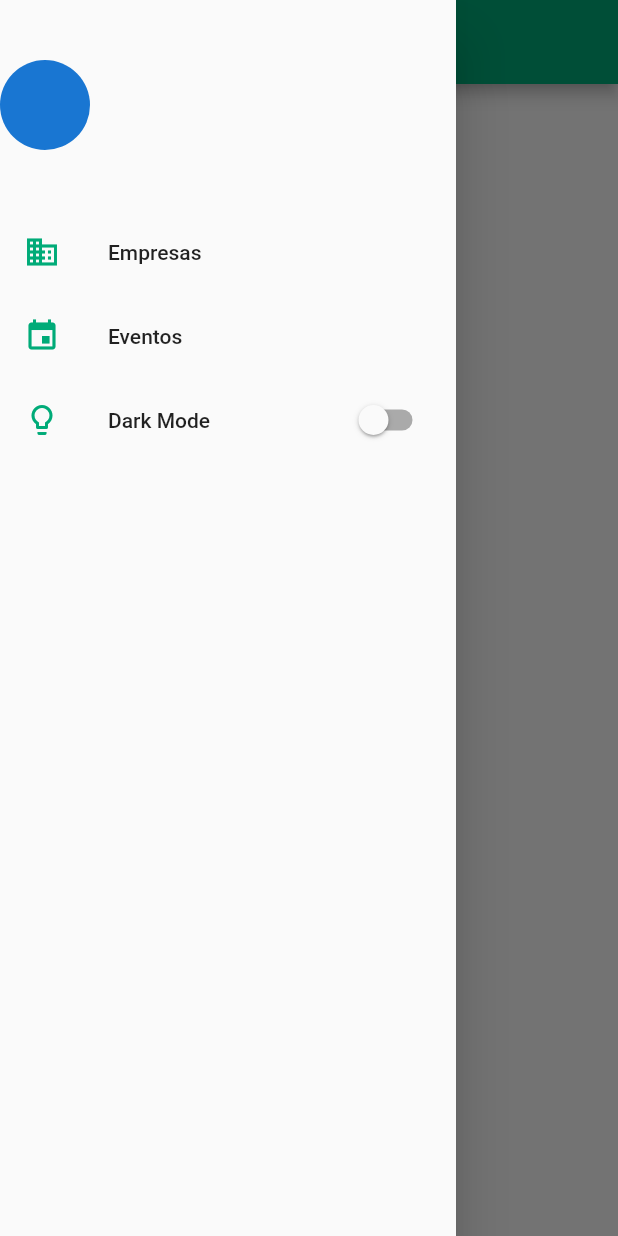
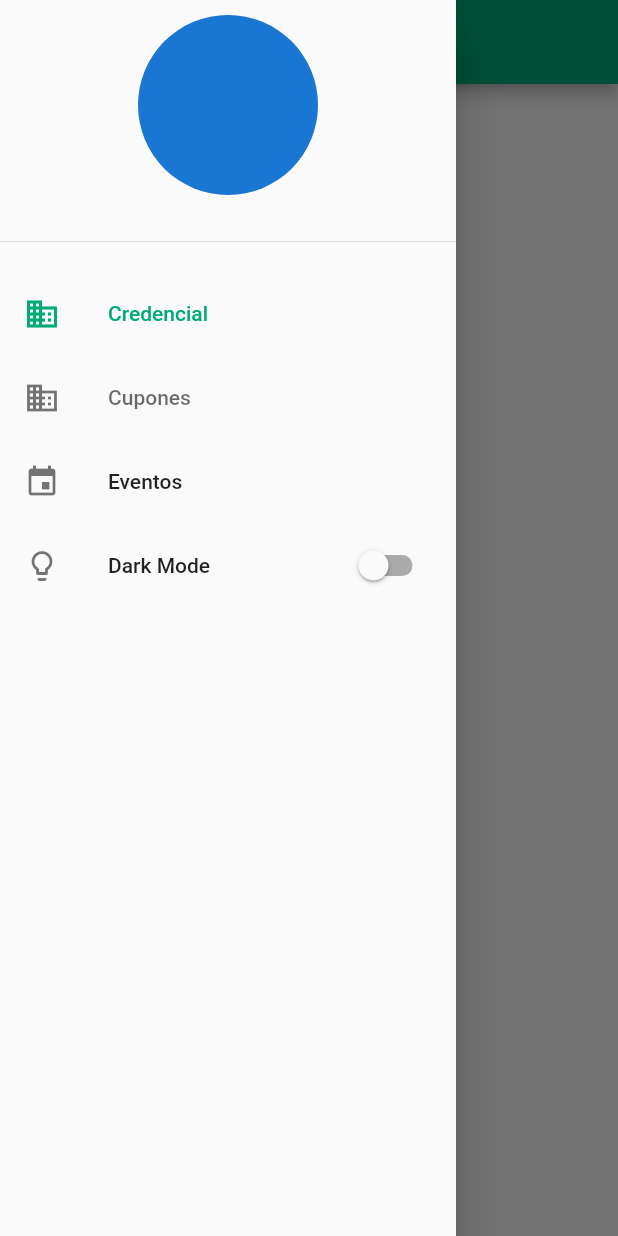
Before and after one commit to AlejandroPech/credencializacion_digital, a Flutter app: the EmpresaPage screen opened by its route, with the side drawer open, on a phone screen of 412 x 824 dp. Run offline on Flutter 3.47's test engine with Material 2 defaults, Android fonts, the phone set to English and light mode, and no system bars; our stand-ins replace dio, flutter_html, shared_preferences; missing offline and left inert: flutter_microsoft_authentication; accounts and stored records are empty; network calls fail.

Commit message:
avances de respuesta al nuevo cupon

```diff
--- a/lib/src/pages/empresas_page.dart
+++ b/lib/src/pages/empresas_page.dart
@@ -28,7 +28,7 @@ class _EmpresaPageState extends State<EmpresaPage> {
   //localhost ios 127.0.0.1
   //localhost Android 10.0.2.2
 
-  final String baseurl = "http://192.168.54.100:9097/api";
+  final String baseurl = "http://192.168.54.102:9097/api";
 
   void _dataFromApi() async {
     final Dio dio = new Dio();
@@ -95,14 +95,14 @@ class Carditem extends StatelessWidget {
 
   @override
   Widget build(BuildContext context) {
-    final String baseurl = "http://192.168.54.100:9097/api";
+    final String baseurl = "http://192.168.54.102:9097/api";
     return Card(
       child: Center(
         child: Column(
           children: <Widget>[
             Expanded(
-              child: Image.network(
-                "$baseurl/empresas/image?nombreArchivo=${this.image}",
+              child: Image.memory(
+                base64Decode("${this.image}"),
                 fit: BoxFit.cover,
               ),
             ),
--- a/lib/src/services/microsoft_service.dart
+++ b/lib/src/services/microsoft_service.dart
@@ -93,6 +93,7 @@ class MicrosoftService{
       });
       final json=jsonDecode(response.body);
       prefUser.nombreUsuario=json['displayName'];
+      // var cosa=json['officeLocation'];
       prefUser.identificadorUsuario=json['mail'].toString().substring(0,8);
     }else{
       final url='https://api.utmetropolitana.edu.mx/api/Empleados/Get?correoinstitucional='+usuariocorreo;
--- a/lib/src/widgets/menu_widget.dart
+++ b/lib/src/widgets/menu_widget.dart
@@ -18,24 +18,54 @@ class MenuWidget extends StatelessWidget {
     final appTheme = Provider.of<ThemeChanger>(context);
     return Drawer(
       child: Container(
+        // margin: EdgeInsets.symmetric(horizontal: 10),
+        // color: appTheme.currentTheme.accentColor.withAlpha(75),
         child: ListView(
           children: [
-            buildHeader(
-              name: prefUser.nombreUsuario,
-              onClicked:()=>Navigator.pushReplacementNamed(context, CredencialPage.routeName),
+            DrawerHeader(
+          //     decoration: BoxDecoration(
+          //       gradient: LinearGradient(
+          //   begin: Alignment.topRight,
+          //   end: Alignment.bottomLeft,
+          //   // stops: [0.5,1],
+          //   colors: [appTheme.currentTheme.accentColor,appTheme.currentTheme.scaffoldBackgroundColor,appTheme.currentTheme.accentColor]
+          // )
+              // ),
+              margin: EdgeInsets.only(bottom: 20),
+              padding: EdgeInsets.all(10),
+              child: Container(
+                // color:appTheme.currentTheme.accentColor,
+                // margin: EdgeInsets.symmetric(horizontal: 15),
+                child: Column(
+                  children: [
+                    CircleAvatar(radius: 60, backgroundImage: MemoryImage(Uint8List.fromList(prefUser.imagenUsuario.codeUnits))),
+                    Expanded(child: Text(prefUser.nombreUsuario,textAlign: TextAlign.center,maxLines: 2,)),
+                  ],
+                ),
+              )),
+            // buildHeader(
+            //   name: prefUser.nombreUsuario,
+            //   onClicked:()=>Navigator.pushReplacementNamed(context, CredencialPage.routeName),
+            // ),
+            ListTile(
+              leading: Icon(Icons.business,color: appTheme.currentTheme.accentColor,),
+              title: Text('Credencial',style: TextStyle(color: appTheme.currentTheme.accentColor),),
+              selectedTileColor: appTheme.currentTheme.accentColor.withAlpha(25),
+              // selected: true,
+              onTap: ()=>Navigator.pushReplacementNamed(context, CredencialPage.routeName),
             ),
             ListTile(
-              leading: Icon(Icons.business,color: appTheme.currentTheme.accentColor,),
-              title: Text('Empresas'),
+              leading: Icon(Icons.business,color: Colors.black54,),
+              title: Text('Cupones',style: TextStyle(color: appTheme.currentTheme.textTheme.bodyText2.color.withAlpha(150)),),
               onTap: ()=>Navigator.pushReplacementNamed(context, EmpresaPage.routeName),
             ),
             ListTile(
-              leading: Icon(Icons.event,color: appTheme.currentTheme.accentColor,),
+              leading: Icon(Icons.event,color: Colors.black54,),
               title: Text('Eventos'),
               onTap: ()=>Navigator.pushReplacementNamed(context, EventosPage.routeName),
             ),
             ListTile(
-              leading: Icon( Icons.lightbulb_outline,color: appTheme.currentTheme.accentColor,),
+              leading: Icon( Icons.lightbulb_outline,color: Colors.black54,),
               title: Text('Dark Mode'),
               trailing: Switch.adaptive(
                 activeColor: appTheme.currentTheme.accentColor,
--- a/pubspec.yaml
+++ b/pubspec.yaml
@@ -34,6 +34,7 @@ dependencies:
   flutter_microsoft_authentication: ^0.1.1
   flutter_html: ^2.1.1
   dio : ^ 4.0.0
+  intl: ^0.17.0
 
 
 dev_dependencies:
```
Also changed, not shown: lib/src/pages/empresa_cupon_page.dart (+58 -83 lines), lib/src/pages/empresa_cupones_page.dart (+17 -17 lines), lib/src/services/eventos_service.dart (+3 -14 lines), lib/src/widgets/lista_eventos.dart (+44 -11 lines), pubspec.lock.
